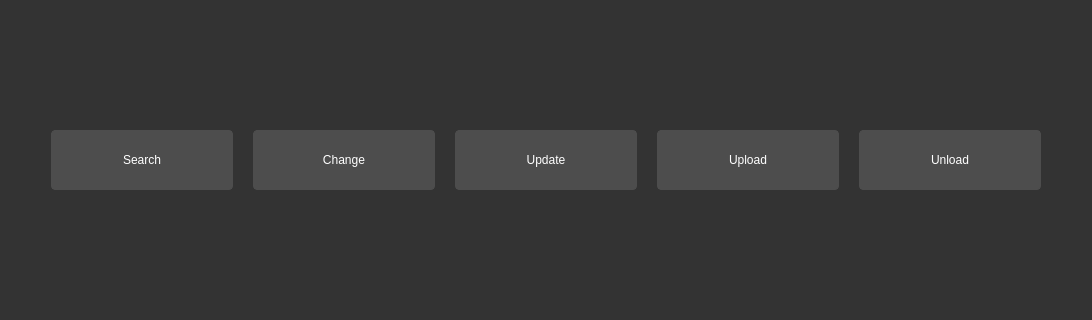
Before: the Qt Designer form source/features/ui/homepage.ui in Teky500/Ebook-PR-Application, drawn with Qt 5; both pictures show x 0 to 1092 and y 182 to 502 of the 1092 by 683 pixel window.
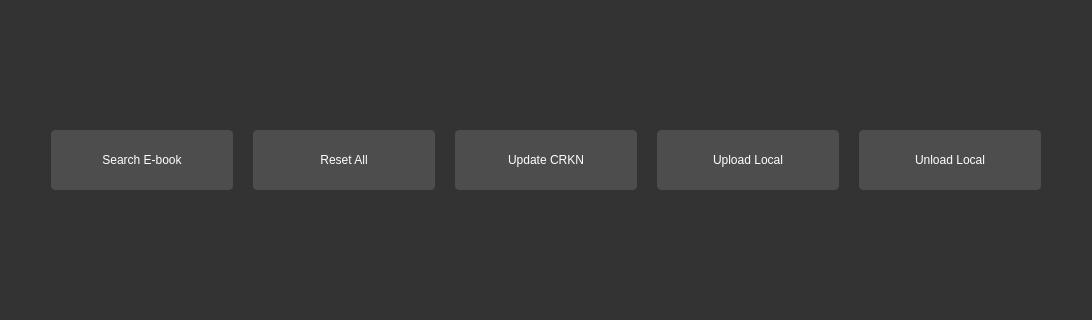
After: the same form once the commit is applied.

Commit message: basic frontend label changes

The edit to the form file:
```diff
--- a/source/features/ui/homepage.ui
+++ b/source/features/ui/homepage.ui
@@ -189,7 +189,7 @@
           <string notr="true">font: 700 18pt &quot;Segoe UI&quot;;</string>
          </property>
          <property name="text">
-          <string>Search</string>
+          <string>Search E-book</string>
          </property>
         </widget>
        </item>
@@ -211,7 +211,7 @@
           <string notr="true">font: 700 18pt &quot;Segoe UI&quot;;</string>
          </property>
          <property name="text">
-          <string>Change</string>
+          <string>Reset All</string>
          </property>
         </widget>
        </item>
@@ -233,7 +233,7 @@
           <string notr="true">font: 700 18pt &quot;Segoe UI&quot;;</string>
          </property>
          <property name="text">
-          <string>Update</string>
+          <string>Update CRKN</string>
          </property>
         </widget>
        </item>
@@ -255,7 +255,7 @@
           <string notr="true">font: 700 18pt &quot;Segoe UI&quot;;</string>
          </property>
          <property name="text">
-          <string>Upload</string>
+          <string>Upload Local</string>
          </property>
         </widget>
        </item>
@@ -277,7 +277,7 @@
           <string notr="true">font: 700 18pt &quot;Segoe UI&quot;;</string>
          </property>
          <property name="text">
-          <string>Unload</string>
+          <string>Unload Local</string>
          </property>
         </widget>
        </item>
```
The commit also changes 3 other files.
